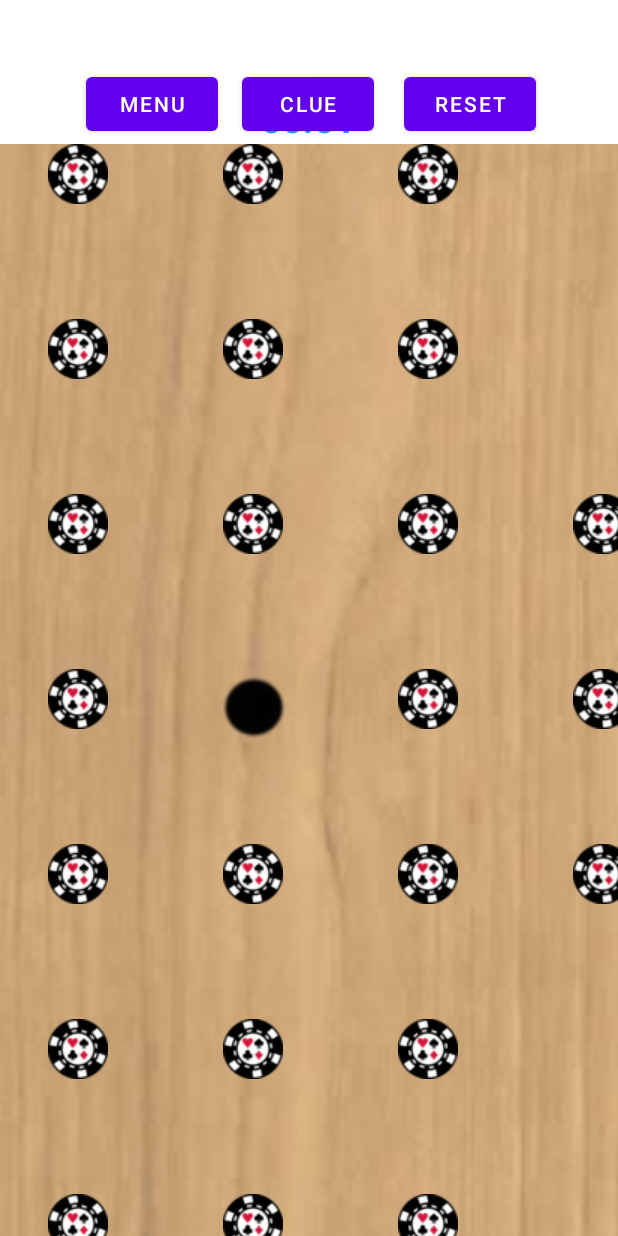
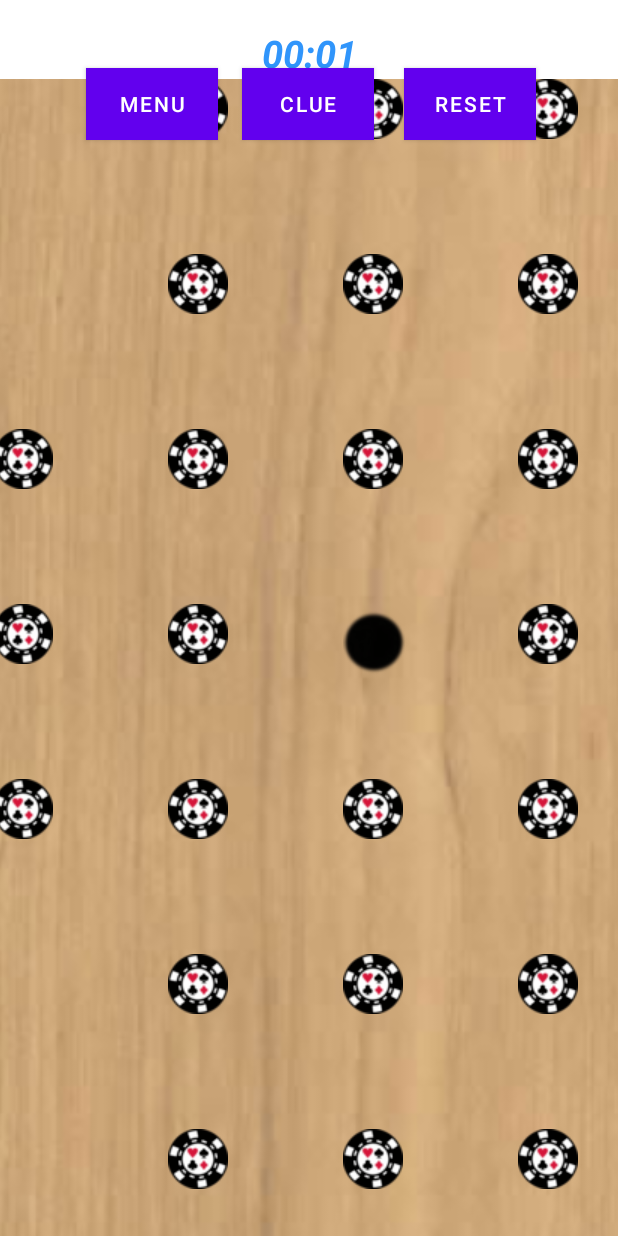
Before and after one commit to NotAnto98/AppappSenku, an Android app: the MainActivity screen opened directly, with no data from a screen before it, on a phone screen of 412 x 824 dp. Run offline under Robolectric (Android 15) with nearby library versions, the phone set to English and light mode, and no system bars.

Commit message:
proyecto actualizado 2

```diff
--- a/app/src/main/java/com/example/appsenku/Menu.java
+++ b/app/src/main/java/com/example/appsenku/Menu.java
@@ -28,6 +28,8 @@ public class Menu extends AppCompatActivity {
                 //sería interesante poner que cuando pulses en jugar salga un toast o algun mensaje
                 //explicando que hace cada boton en el menu de juego
             }
+
+
         });
 
         Button cerrar = findViewById(R.id.salir);
--- a/app/src/main/res/layout/activity_main.xml
+++ b/app/src/main/res/layout/activity_main.xml
@@ -4,6 +4,7 @@
     xmlns:tools="http://schemas.android.com/tools"
     android:layout_width="match_parent"
     android:layout_height="match_parent"
+    android:forceDarkAllowed="false"
     tools:context=".MainActivity">
 
     <Chronometer
@@ -26,6 +27,7 @@
         android:id="@+id/clue"
         android:layout_width="wrap_content"
         android:layout_height="wrap_content"
+        android:background="#A52A2A"
         android:text="Clue"
         app:layout_constraintBottom_toBottomOf="parent"
         app:layout_constraintEnd_toEndOf="parent"
@@ -38,6 +40,7 @@
         android:id="@+id/button4"
         android:layout_width="wrap_content"
         android:layout_height="wrap_content"
+        android:background="#A52A2A"
         android:text="Menu"
         app:layout_constraintBottom_toBottomOf="parent"
         app:layout_constraintEnd_toEndOf="parent"
@@ -61,8 +64,9 @@
         android:id="@+id/reset"
         android:layout_width="wrap_content"
         android:layout_height="wrap_content"
+        android:background="#A52A2A"
+        android:onClick="onClick"
         android:text="Reset"
-        android:onClick="onClick"
         app:layout_constraintBottom_toBottomOf="parent"
         app:layout_constraintEnd_toEndOf="parent"
         app:layout_constraintHorizontal_bias="0.832"
@@ -72,13 +76,15 @@
 
     <com.example.appsenku.Tablero
         android:id="@+id/tablero6"
-        android:background="@drawable/board_bg"
         android:layout_width="1225px"
         android:layout_height="1225px"
         android:layout_marginTop="52dp"
+        android:background="@drawable/board_bg"
         app:layout_constraintBottom_toBottomOf="parent"
         app:layout_constraintEnd_toEndOf="parent"
+        app:layout_constraintHorizontal_bias="0.303"
         app:layout_constraintStart_toStartOf="parent"
-        app:layout_constraintTop_toTopOf="@+id/divider" />
+        app:layout_constraintTop_toTopOf="@+id/divider"
+        app:layout_constraintVertical_bias="0.745" />
 
 </androidx.constraintlayout.widget.ConstraintLayout>
--- a/app/src/main/res/layout/activity_menu.xml
+++ b/app/src/main/res/layout/activity_menu.xml
@@ -4,6 +4,7 @@
     xmlns:tools="http://schemas.android.com/tools"
     android:layout_width="match_parent"
     android:layout_height="match_parent"
+    android:forceDarkAllowed="false"
     tools:context=".Menu">
 
     <TextView
@@ -33,6 +34,8 @@
         android:id="@+id/jugar"
         android:layout_width="300dp"
         android:layout_height="wrap_content"
+        android:background="#A52A2A"
+        android:backgroundTint="#A52A2A"
         android:text="Comenzar Juego"
         app:layout_constraintBottom_toTopOf="@+id/puntuacion"
         app:layout_constraintEnd_toEndOf="parent"
@@ -44,6 +47,7 @@
         android:id="@+id/puntuacion"
         android:layout_width="300dp"
         android:layout_height="wrap_content"
+        android:background="#A52A2A"
         android:text="Puntuación"
         app:layout_constraintBottom_toTopOf="@+id/salir"
         app:layout_constraintEnd_toEndOf="parent"
@@ -55,6 +59,7 @@
         android:id="@+id/salir"
         android:layout_width="300dp"
         android:layout_height="wrap_content"
+        android:background="#A52A2A"
         android:text="Salir del juego"
         app:layout_constraintBottom_toBottomOf="parent"
         app:layout_constraintEnd_toEndOf="parent"
--- a/build.gradle
+++ b/build.gradle
@@ -1,7 +1,7 @@
 // Top-level build file where you can add configuration options common to all sub-projects/modules.
 plugins {
-    id 'com.android.application' version '7.1.3' apply false
-    id 'com.android.library' version '7.1.3' apply false
+    id 'com.android.application' version '7.2.0' apply false
+    id 'com.android.library' version '7.2.0' apply false
 }
 
 task clean(type: Delete) {
```
Also changed, not shown: app/src/main/java/com/example/appsenku/Matriz.java (deleted, +0 -43 lines), gradle/wrapper/gradle-wrapper.properties.
